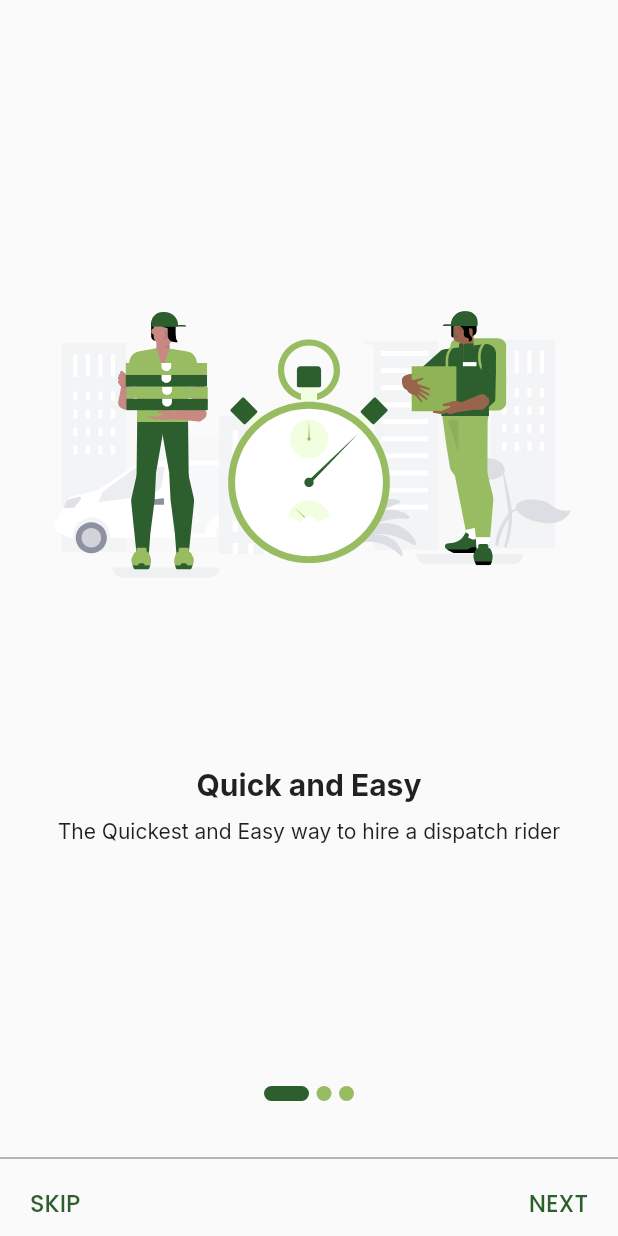
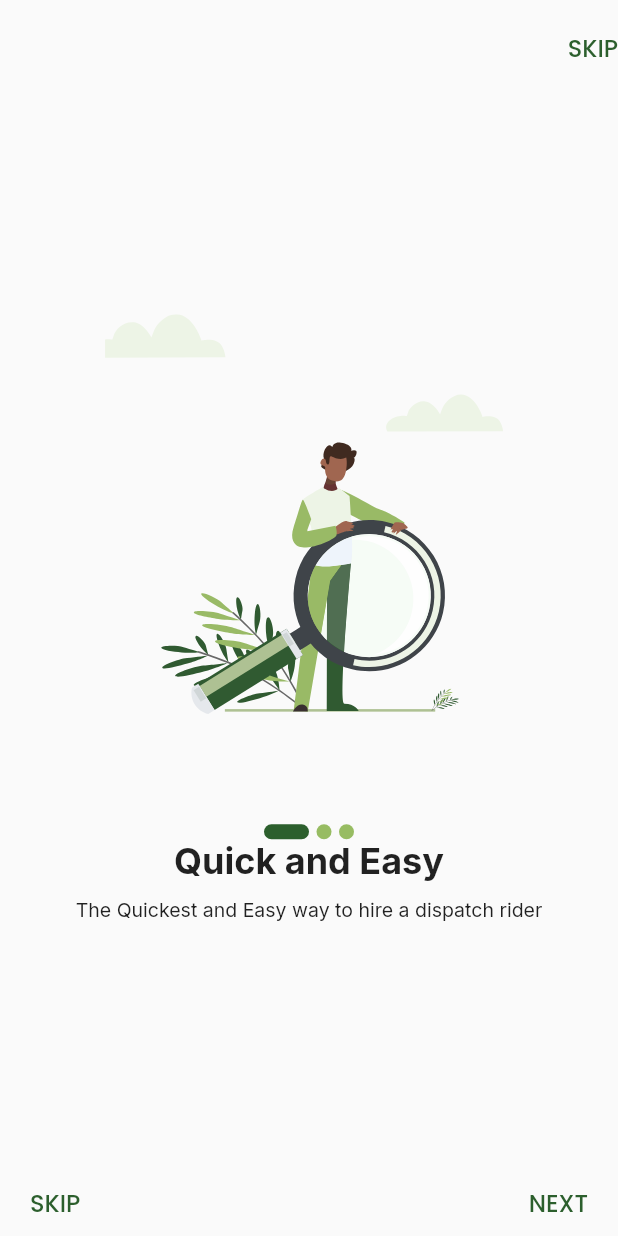
Before and after one commit to Williamtobs/find_logistics, a Flutter app: the screen it shows after launch, on a phone screen of 412 x 824 dp. Run offline on Flutter 3.47's test engine with Material 2 defaults, Android fonts, the phone set to English and light mode, and no system bars; drawn by our look-alikes of smooth_page_indicator; our stand-ins replace country_picker, dio, flutter_riverpod, flutter_svg, google_fonts, riverpod and 1 more; missing offline and left inert: animated_snack_bar, pay_with_paystack.

Commit message:
New onboard

```diff
--- a/lib/src/screens/onboarding/onboarding.dart
+++ b/lib/src/screens/onboarding/onboarding.dart
@@ -21,6 +21,25 @@ class _OnboardingScreenState extends State<OnboardingScreen> {
     return Scaffold(
       body: Column(
         children: [
+          const SizedBox(
+            height: 20,
+          ),
+          Align(
+            alignment: Alignment.topRight,
+            child: InkWell(
+              onTap: () {
+                Navigator.push(
+                    context,
+                    MaterialPageRoute(
+                        builder: (context) => const UserSelectMode()));
+              },
+              child: Text('SKIP',
+                  style: GoogleFonts.poppins(
+                      color: primaryColor,
+                      fontSize: 16,
+                      fontWeight: FontWeight.w500)),
+            ),
+          ),
           Expanded(
             child: Padding(
               padding: const EdgeInsets.symmetric(horizontal: 20, vertical: 20),
@@ -31,47 +50,49 @@ class _OnboardingScreenState extends State<OnboardingScreen> {
                     _index = index;
                   });
                 },
-                children: const [
+                children: [
                   EachSlide(
                     description:
                         'The Quickest and Easy way to hire a dispatch rider',
                     title: 'Quick and Easy',
-                      image: 'assets/images/slide1.svg'),
+                    image: 'assets/images/slide1.svg',
+                    index: _index,
+                  ),
                   EachSlide(
-                      description:
-                          'Deliver now or schedule a delivery for later',
+                    description: 'Deliver now or schedule a delivery for later',
                     title: 'Easy Delivery',
-                      image: 'assets/images/slide2.svg'),
+                    image: 'assets/images/slide2.svg',
+                    index: _index,
+                  ),
                   EachSlide(
                     description:
                         'The Quickest and Easy way to hire a dispatch rider',
                     title: 'Quick and Easy',
-                      image: 'assets/images/slide3.svg'),
+                    image: 'assets/images/slide3.svg',
+                    index: _index,
+                  ),
                 ],
               ),
             ),
           ),
-          const SizedBox(
-            height: 10,
-          ),
-          AnimatedSmoothIndicator(
-            activeIndex: _index,
-            count: 3,
-            effect: ExpandingDotsEffect(
-              dotHeight: 10,
-              dotWidth: 10,
-              spacing: 5,
-              activeDotColor: primaryColor,
-              dotColor: secondaryColor,
-            ),
-          ),
+          // const SizedBox(
+          //   height: 10,
+          // ),
+          // AnimatedSmoothIndicator(
+          //   activeIndex: _index,
+          //   count: 3,
+          //   effect: ExpandingDotsEffect(
+          //     dotHeight: 10,
+          //     dotWidth: 10,
+          //     spacing: 5,
+          //     activeDotColor: primaryColor,
+          //     dotColor: secondaryColor,
+          //   ),
+          // ),
           const SizedBox(
             height: 30,
           ),
-          const Divider(
-            color: Colors.grey,
-            thickness: 1,
-          ),
+
           Padding(
             padding: const EdgeInsets.symmetric(
               horizontal: 20,
@@ -121,11 +142,13 @@ class _OnboardingScreenState extends State<OnboardingScreen> {
 
 class EachSlide extends StatelessWidget {
   final String title, description, image;
+  final int index;
   const EachSlide(
       {Key? key,
       required this.title,
       required this.description,
-      required this.image})
+      required this.image,
+      required this.index})
       : super(key: key);
 
   @override
@@ -133,12 +156,24 @@ class EachSlide extends StatelessWidget {
     return Column(
       mainAxisAlignment: MainAxisAlignment.center,
       children: [
+        const SizedBox(height: 30),
         SvgPicture.asset(image, height: 300),
-        const SizedBox(height: 60),
+        const SizedBox(height: 40),
+        AnimatedSmoothIndicator(
+          activeIndex: index,
+          count: 3,
+          effect: ExpandingDotsEffect(
+            dotHeight: 10,
+            dotWidth: 10,
+            spacing: 5,
+            activeDotColor: primaryColor,
+            dotColor: secondaryColor,
+          ),
+        ),
         Text(
           title,
           style: GoogleFonts.inter(
-            fontSize: 20,
+            fontSize: 24,
             fontWeight: FontWeight.w700,
           ),
         ),
@@ -147,7 +182,7 @@ class EachSlide extends StatelessWidget {
           description,
           textAlign: TextAlign.center,
           style: GoogleFonts.inter(
-            fontSize: 14,
+            fontSize: 13,
             fontWeight: FontWeight.w400,
           ),
         ),
```
Also changed, not shown: assets/images/next1.svg (added), assets/images/next2.svg (added), assets/images/next3.svg (added), assets/images/slide1.svg, assets/images/slide2.svg, assets/images/slide3.svg. Lines whose indentation alone changed are shown as unchanged.
